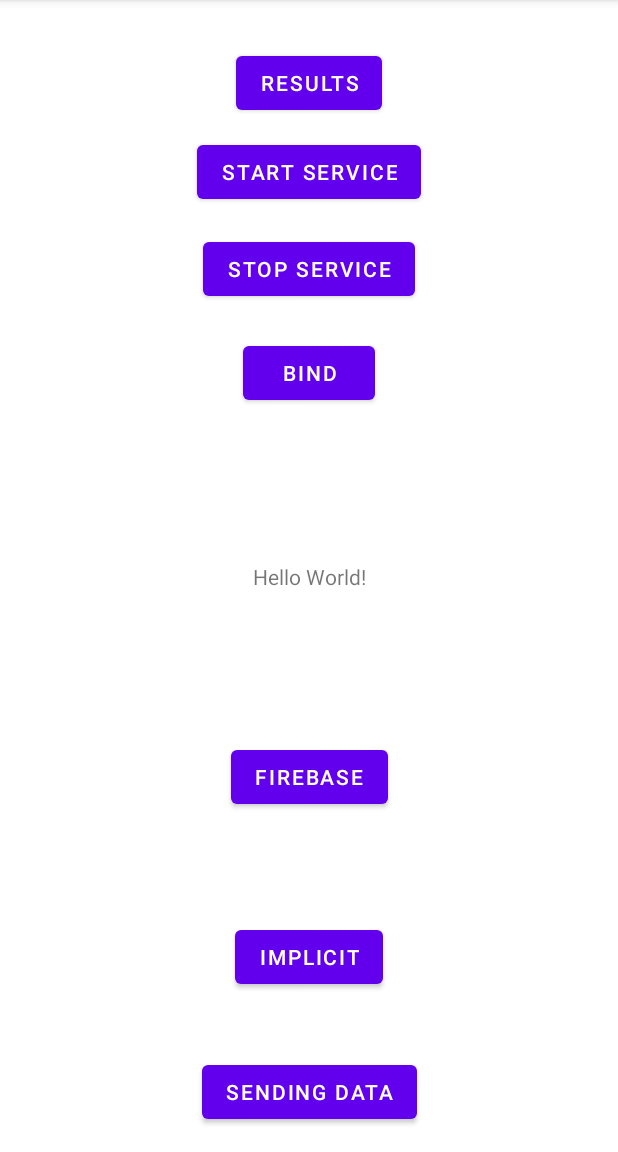
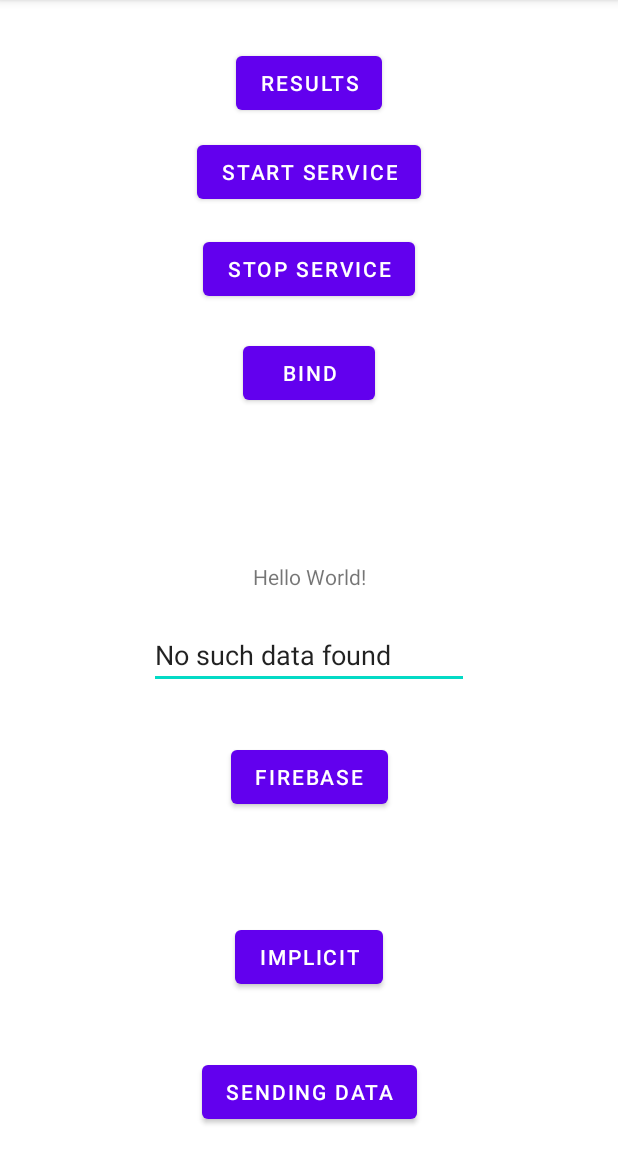
Before and after one commit to zaccaffey/ActivitiesAndIntents, an Android app: the screen it shows after launch (MainActivity), on a phone screen of 412 x 824 dp, the part 84-1236 px from its top. Run offline under Robolectric (Android 15) with nearby library versions, the phone set to English and light mode, and no system bars.

Commit message:
Updated with SharedPreferences

```diff
--- a/app/src/main/java/com/example/activitiesandintents/MainActivity.java
+++ b/app/src/main/java/com/example/activitiesandintents/MainActivity.java
@@ -8,11 +8,13 @@ import androidx.core.content.ContextCompat;
 import android.content.ComponentName;
 import android.content.Intent;
 import android.content.ServiceConnection;
+import android.content.SharedPreferences;
 import android.net.Uri;
 import android.os.Bundle;
 import android.os.IBinder;
 import android.util.Log;
 import android.view.View;
+import android.widget.EditText;
 import android.widget.TextView;
 
 import com.google.android.gms.tasks.OnCompleteListener;
@@ -22,6 +24,8 @@ import com.google.firebase.messaging.FirebaseMessaging;
 public class MainActivity extends AppCompatActivity {
 
     TextView conTextView;
+    EditText etName;
+
 
     @Override
     protected void onCreate(Bundle savedInstanceState) {
@@ -29,6 +33,7 @@ public class MainActivity extends AppCompatActivity {
 
         // this connects the activity to our layout
         setContentView(R.layout.activity_main);
+        etName = findViewById(R.id.etName);
 
     }
 
@@ -42,6 +47,38 @@ public class MainActivity extends AppCompatActivity {
                 }
             }
         });
+    }
+
+    // when the activity is paused call the save data function to save the preferences
+    @Override
+    protected void onPause() {
+        super.onPause();
+        saveData();
+    }
+
+    private void saveData() {
+        String name = etName.getText().toString();
+        // create a shared preferences file in private mode
+        SharedPreferences sharedPreferences = getSharedPreferences("shared prefs", MODE_PRIVATE);
+        // declare an editor to add to the preferences file
+        SharedPreferences.Editor editor = sharedPreferences.edit();
+        // put the name string into the shared preferences file
+        editor.putString("nkey", name);
+        editor.apply();
+    }
+
+    @Override
+    protected void onResume() {
+        super.onResume();
+        restoreData();
+    }
+
+    private void restoreData() {
+        // access the shared preferences file that was created
+        SharedPreferences sharedPreferences = getSharedPreferences("shared prefs", MODE_PRIVATE);
+        // grab the name from our shared preferences file
+        String name = sharedPreferences.getString("nkey", "No such data found");
+        etName.setText(name);
     }
 
     public void onImplicit(View view) {
--- a/app/src/main/res/layout/activity_main.xml
+++ b/app/src/main/res/layout/activity_main.xml
@@ -88,10 +88,21 @@
         android:layout_width="wrap_content"
         android:layout_height="wrap_content"
         android:layout_marginTop="21dp"
+        android:onClick="serviceHandler"
         android:text="bind"
-        android:onClick="serviceHandler"
         app:layout_constraintEnd_toEndOf="parent"
         app:layout_constraintStart_toStartOf="parent"
         app:layout_constraintTop_toBottomOf="@+id/btnStopService" />
 
+    <EditText
+        android:id="@+id/etName"
+        android:layout_width="wrap_content"
+        android:layout_height="wrap_content"
+        android:layout_marginTop="20dp"
+        android:ems="10"
+        android:inputType="textPersonName"
+        app:layout_constraintEnd_toEndOf="parent"
+        app:layout_constraintStart_toStartOf="parent"
+        app:layout_constraintTop_toBottomOf="@+id/textView3" />
+
 </androidx.constraintlayout.widget.ConstraintLayout>
```
